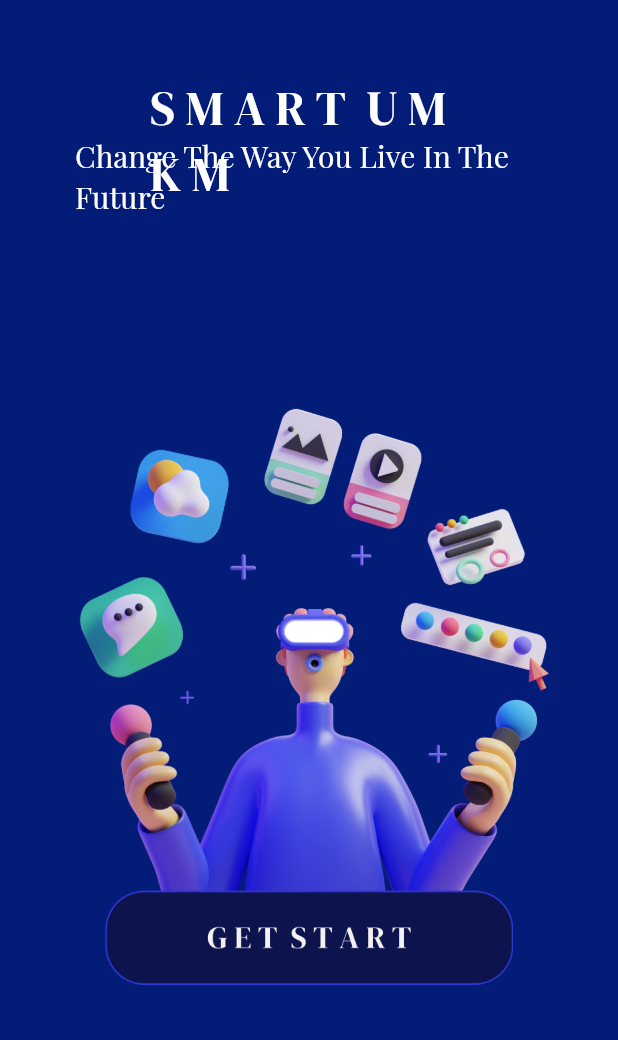
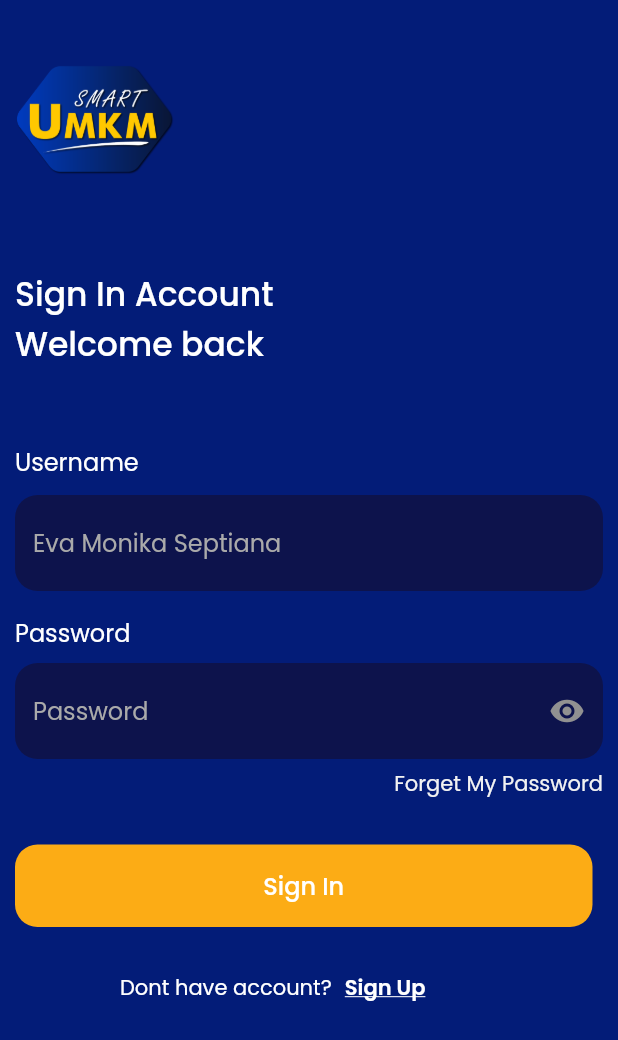
Before and after one commit to evamonika/smart_umkm, a Flutter app: the screen it shows after launch, on a phone screen of 412 x 824 dp. Shown: the top 1040 px of the screen. Run offline on Flutter 3.47's test engine with Material 2 defaults, Android fonts, the phone set to English and light mode, and no system bars; our stand-ins replace google_fonts.

Commit message:
add_sign in

```diff
--- a/lib/main.dart
+++ b/lib/main.dart
@@ -1,6 +1,7 @@
 import 'package:flutter/material.dart';
 import 'package:smart_umkm/pages/first_splash.dart';
 import 'package:smart_umkm/pages/first_started.dart';
+import 'package:smart_umkm/pages/first_signin.dart';
 
 void main() => runApp(SmartUMKM());
 
@@ -9,7 +10,7 @@ class SmartUMKM extends StatelessWidget {
   Widget build(BuildContext context) {
     return MaterialApp(
       debugShowCheckedModeBanner: false,
-      home: FirstStarted(),
+      home: SignIn(),
     );
   }
 }
--- /dev/null
+++ b/lib/pages/first_signin.dart
@@ -0,0 +1,147 @@
+import 'package:flutter/material.dart';
+import 'package:google_fonts/google_fonts.dart';
+
+class SignIn extends StatelessWidget {
+  @override
+  Widget build(BuildContext context) {
+    return Scaffold(
+      backgroundColor: Color(0xff031C78),
+      body: Padding(
+        padding: const EdgeInsets.symmetric(vertical: 30, horizontal: 10),
+        child: Column(
+          crossAxisAlignment: CrossAxisAlignment.start,
+          children: [
+            Image.asset(
+              'assets/logokecil.png',
+              width: 106,
+              height: 100,
+            ),
+            SizedBox(height: 50),
+            Text(
+              'Sign In Account \nWelcome back',
+              style: GoogleFonts.poppins(
+                color: Colors.white,
+                fontSize: 22,
+                fontWeight: FontWeight.w500,
+              ),
+            ),
+            SizedBox(height: 50),
+            Text(
+              'Username',
+              style: GoogleFonts.poppins(
+                color: Colors.white,
+                fontSize: 16,
+                fontWeight: FontWeight.w400,
+              ),
+            ),
+            SizedBox(height: 10),
+            TextFormField(
+              style: GoogleFonts.poppins(
+                color: Colors.white,
+              ),
+              decoration: InputDecoration(
+                filled: true,
+                fillColor: Color(0xff0D134C),
+                border: OutlineInputBorder(
+                  borderRadius: BorderRadius.circular(15),
+                  borderSide: BorderSide.none,
+                ),
+                hintText: 'Eva Monika Septiana',
+                hintStyle: GoogleFonts.poppins(
+                  color: Color(0xffAAAAAA),
+                ),
+              ),
+            ),
+            SizedBox(height: 16),
+            Text(
+              'Password',
+              style: GoogleFonts.poppins(
+                color: Colors.white,
+                fontSize: 16,
+                fontWeight: FontWeight.w400,
+              ),
+            ),
+            SizedBox(height: 8),
+            TextFormField(
+              obscureText: true,
+              style: GoogleFonts.poppins(
+                color: Colors.white,
+              ),
+              decoration: InputDecoration(
+                filled: true,
+                fillColor: Color(0xff0D134C),
+                border: OutlineInputBorder(
+                  borderRadius: BorderRadius.circular(15),
+                  borderSide: BorderSide.none,
+                ),
+                hintText: 'Password',
+                hintStyle: GoogleFonts.poppins(
+                  color: Color(0xffAAAAAA),
+                ),
+                suffixIcon: Icon(
+                  Icons.visibility,
+                  color: Color(0xff919191),
+                ),
+              ),
+            ),
+            SizedBox(height: 6),
+            Container(
+              alignment: Alignment(1, 0.5),
+              child: Text(
+                'Forget My Password',
+                style: GoogleFonts.poppins(
+                  color: Color(0xffF2F2F2),
+                ),
+              ),
+            ),
+            SizedBox(height: 30),
+            Container(
+              width: 385,
+              height: 55,
+              child: TextButton(
+                style: TextButton.styleFrom(
+                  shape: RoundedRectangleBorder(
+                    borderRadius: BorderRadius.circular(15),
+                  ),
+                  backgroundColor: Color(0xffFCAC15),
+                ),
+                onPressed: () {},
+                child: Text(
+                  'Sign In',
+                  style: GoogleFonts.poppins(
+                    color: Color(0xffFFFFFF),
+                    fontSize: 16,
+                    fontWeight: FontWeight.w500,
+                  ),
+                ),
+              ),
+            ),
+            Padding(
+              padding: const EdgeInsets.only(top: 30, left: 70),
+              child: Row(
+                children: [
+                  Text(
+                    "Dont have account? ",
+                    style: GoogleFonts.poppins(
+                      color: Colors.white,
+                      //alignment: Alignment(1, 0.5),
+                    ),
+                  ),
+                  SizedBox(width: 5),
+                  Text(
+                    'Sign Up',
+                    style: GoogleFonts.poppins(
+                      color: Colors.white,
+                      fontWeight: FontWeight.w600,
+                      decoration: TextDecoration.underline,
+                    ),
+                  )
+                ],
+              ),
+            ),
+          ],
+        ),
+      ),
+    );
+  }
+}
```
Also changed, not shown: assets/logokecil.png (added).
